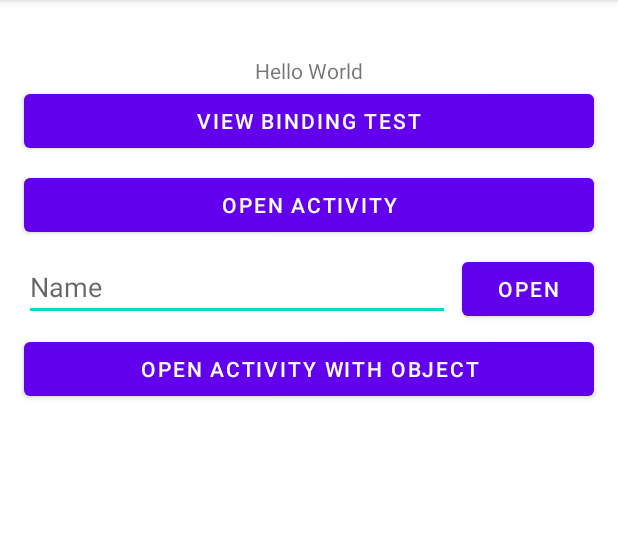
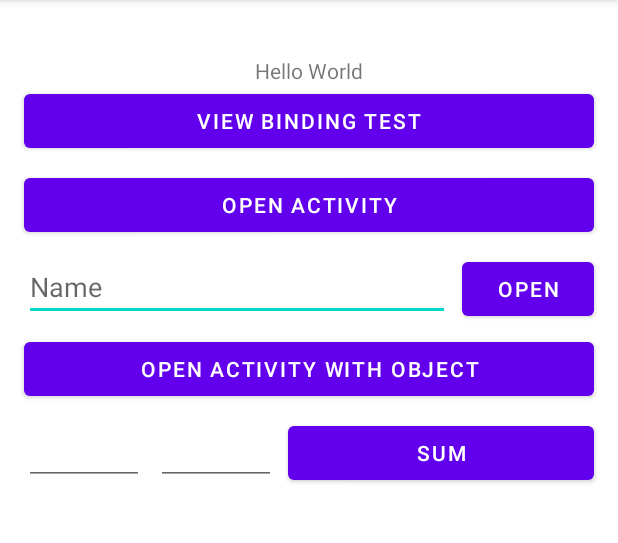
Before and after one commit to tarcisiocipriano/android-code-base, an Android app: the screen it shows after launch (MainActivity), on a phone screen of 412 x 824 dp, the part 84-627 px from its top. Run offline under Robolectric (Android 15) with nearby library versions, the phone set to English and light mode, and no system bars.

Commit message:
open activity for result

```diff
--- a/app/src/main/AndroidManifest.xml
+++ b/app/src/main/AndroidManifest.xml
@@ -9,7 +9,8 @@
         android:roundIcon="@mipmap/ic_launcher_round"
         android:supportsRtl="true"
         android:theme="@style/Theme.Code_base">
-        <activity android:name=".SimpleActivity"></activity>
+        <activity android:name=".ResultActivity"></activity>
+        <activity android:name=".SimpleActivity" />
         <activity android:name=".MainActivity">
             <intent-filter>
                 <action android:name="android.intent.action.MAIN" />
--- a/app/src/main/java/cesar/school/code_base/MainActivity.kt
+++ b/app/src/main/java/cesar/school/code_base/MainActivity.kt
@@ -1,5 +1,6 @@
 package cesar.school.code_base
 
+import android.app.Activity
 import android.content.Intent
 import androidx.appcompat.app.AppCompatActivity
 import android.os.Bundle
@@ -12,6 +13,11 @@ class MainActivity : AppCompatActivity() {
     companion object {
         const val MAIN_ACTIVITY_NAME_EXTRA_ID = "name"
         const val MAIN_Activity_CAR_EXTRA_ID = "car"
+
+        const val MAIN_ACTIVITY_VALUE01_EXTRA_ID = "value01"
+        const val MAIN_ACTIVITY_VALUE02_EXTRA_ID = "value02"
+        const val MAIN_ACTIVITY_SUM_REQUEST_CODE = 1
+        const val MAIN_ACTIVITY_RESULT_EXTRA_ID = ""
     }
 
     private lateinit var binding: ActivityMainBinding // var to later initiate the binding
@@ -21,15 +27,18 @@ class MainActivity : AppCompatActivity() {
         binding = ActivityMainBinding.inflate(layoutInflater) // why need to inflate?
         setContentView(binding.root)  // changed from R.layout.activity_main to binding.root, why?
 
+        // test binding
         binding.buttonViewBinding.setOnClickListener {
             Toast.makeText(this, this.getString(R.string.button_view_binding_working), Toast.LENGTH_SHORT).show()
         }
 
+        // open activity
         binding.buttonOpenActivity.setOnClickListener {
             val simpleActivity = Intent(this, SimpleActivity::class.java)
             startActivity(simpleActivity)
         }
 
+        // open activity with parameters
         binding.buttonActivityParams.setOnClickListener {
             val name = binding.editTextUsername.text.toString()
             if (!name.isNullOrEmpty()) {
@@ -41,10 +50,36 @@ class MainActivity : AppCompatActivity() {
             }
         }
 
+        // open activity with objects
         binding.buttonActivityObject.setOnClickListener {
             val simpleActivity = Intent(this, SimpleActivity::class.java)
             simpleActivity.putExtra(MAIN_Activity_CAR_EXTRA_ID, Car("Unão", "Fiat Uno", 2005))
             startActivity(simpleActivity)
         }
+
+        // open activity result
+        binding.buttonSum.setOnClickListener {
+            val value1 = binding.inputValue1.text.toString()
+            val value2 = binding.inputValue2.text.toString()
+            if (!value1.isNullOrEmpty() && !value2.isNullOrEmpty()) {
+                val resultActivity = Intent(this, ResultActivity::class.java)
+                resultActivity.putExtra(MAIN_ACTIVITY_VALUE01_EXTRA_ID, value1)
+                resultActivity.putExtra(MAIN_ACTIVITY_VALUE02_EXTRA_ID, value2)
+                startActivityForResult(resultActivity, MAIN_ACTIVITY_SUM_REQUEST_CODE)
+            } else {
+                Toast.makeText(this, this.getString(R.string.no_values_message), Toast.LENGTH_SHORT).show()
+            }
+        }
+    }
+
+    // activity result
+    override fun onActivityResult(requestCode: Int, resultCode: Int, data: Intent?) {
+        super.onActivityResult(requestCode, resultCode, data)
+        if (resultCode == Activity.RESULT_OK) {
+            if (MAIN_ACTIVITY_SUM_REQUEST_CODE == requestCode) {
+                val result = data?.getStringExtra(MAIN_ACTIVITY_RESULT_EXTRA_ID)
+                Toast.makeText(this, this.getString(R.string.sum_result, result), Toast.LENGTH_LONG).show()
+            }
+        }
     }
 }
--- a/app/src/main/res/layout/activity_main.xml
+++ b/app/src/main/res/layout/activity_main.xml
@@ -78,4 +78,40 @@
         app:layout_constraintStart_toStartOf="parent"
         app:layout_constraintTop_toBottomOf="@+id/edit_text_username" />
 
+    <EditText
+        android:id="@+id/input_value_1"
+        android:layout_width="80dp"
+        android:layout_height="wrap_content"
+        android:layout_marginStart="16dp"
+        android:layout_marginTop="8dp"
+        android:ems="10"
+        android:inputType="number"
+        android:textAlignment="center"
+        app:layout_constraintStart_toStartOf="parent"
+        app:layout_constraintTop_toBottomOf="@+id/button_activity_object" />
+
+    <EditText
+        android:id="@+id/input_value_2"
+        android:layout_width="80dp"
+        android:layout_height="wrap_content"
+        android:layout_marginStart="8dp"
+        android:layout_marginTop="8dp"
+        android:ems="10"
+        android:inputType="number"
+        android:textAlignment="center"
+        app:layout_constraintStart_toEndOf="@+id/input_value_1"
+        app:layout_constraintTop_toBottomOf="@+id/button_activity_object" />
+
+    <Button
+        android:id="@+id/button_sum"
+        android:layout_width="0dp"
+        android:layout_height="wrap_content"
+        android:layout_marginStart="8dp"
+        android:layout_marginTop="8dp"
+        android:layout_marginEnd="16dp"
+        android:text="@string/sum"
+        app:layout_constraintEnd_toEndOf="parent"
+        app:layout_constraintStart_toEndOf="@+id/input_value_2"
+        app:layout_constraintTop_toBottomOf="@+id/button_activity_object" />
+
 </androidx.constraintlayout.widget.ConstraintLayout>
--- a/app/src/main/res/values/strings.xml
+++ b/app/src/main/res/values/strings.xml
@@ -12,4 +12,8 @@
     <string name="username_message_empty">Activity with no parameters</string>
     <string name="car_greetings">You have a %2$s %3$s, called %1$s</string>
     <string name="button_activity_object">Open Activity with object</string>
+    <string name="sum">Sum</string>
+    <string name="button_return_result">Return Result</string>
+    <string name="no_values_message">Please inform values</string>
+    <string name="sum_result">Sum result %1$s</string>
 </resources>
```
Also changed, not shown: app/src/main/java/cesar/school/code_base/ResultActivity.kt (added, +30 -0 lines), app/src/main/res/layout/activity_result.xml (added, +27 -0 lines), 1 other file.
